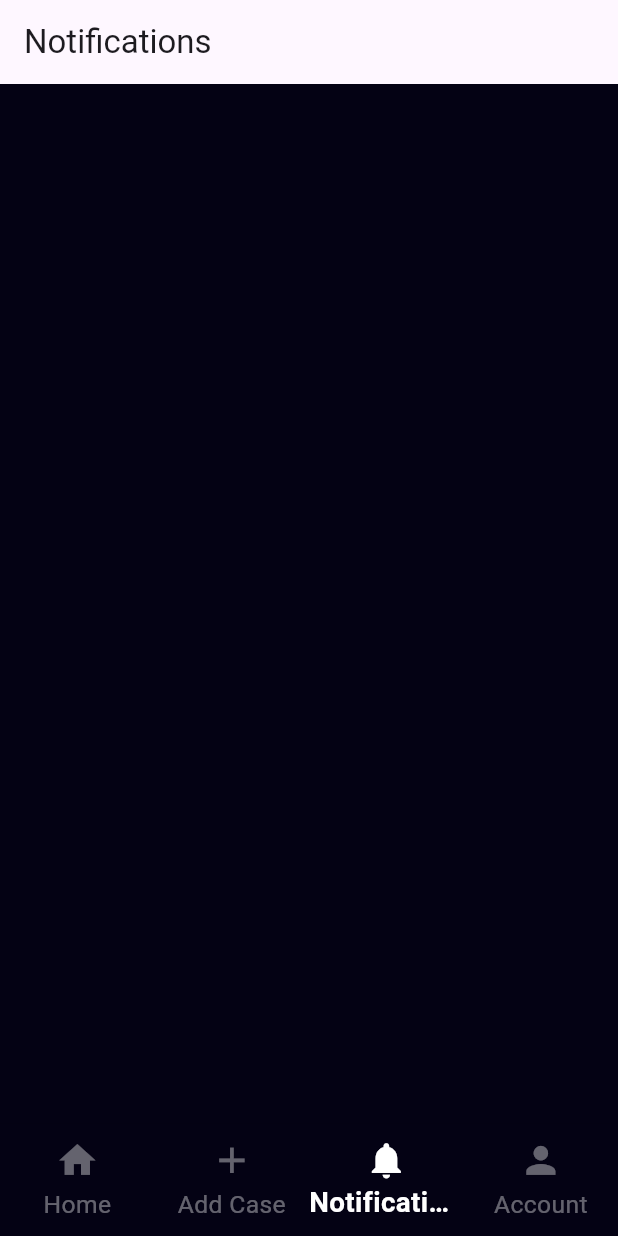
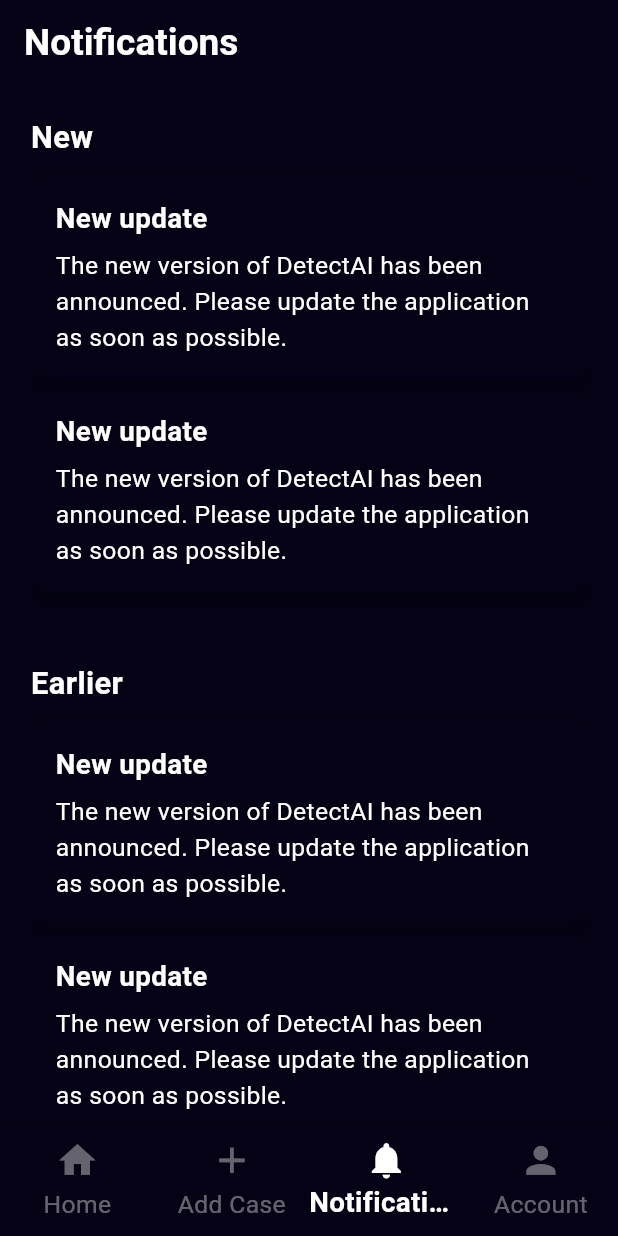
Before and after one commit to bahaaqasem20/detect-ai-graduation-project-, a Flutter app: the screen it shows after launch, item 3 of the bottom bar chosen, on a phone screen of 412 x 824 dp. Run offline on Flutter 3.47's test engine with Material 3 defaults, Android fonts, the phone set to English and light mode, and no system bars; our stand-ins replace flutter_svg; Roboto replaces fonts that are missing (SF).

Commit message:
Add notification_screen

```diff
--- a/lib/screens/notification_screen.dart
+++ b/lib/screens/notification_screen.dart
@@ -1,3 +1,4 @@
+import 'package:detectai_project/constants/app_colors.dart';
 import 'package:flutter/material.dart';
 
 class NotificationScreen extends StatefulWidget {
@@ -8,10 +9,157 @@
 }
 
 class _NotificationScreenState extends State<NotificationScreen> {
+  List<Map<String, dynamic>> notifications = [
+    {
+      'title': 'New update',
+      'message':
+          'The new version of DetectAI has been announced. Please update the application as soon as possible.',
+      'isNew': true,
+    },
+    {
+      'title': 'New update',
+      'message':
+          'The new version of DetectAI has been announced. Please update the application as soon as possible.',
+      'isNew': false,
+    },
+    {
+      'title': 'New update',
+      'message':
+          'The new version of DetectAI has been announced. Please update the application as soon as possible.',
+      'isNew': true,
+    },
+    {
+      'title': 'New update',
+      'message':
+          'The new version of DetectAI has been announced. Please update the application as soon as possible.',
+      'isNew': false,
+    },
+    {
+      'title': 'New update',
+      'message':
+          'The new version of DetectAI has been announced. Please update the application as soon as possible.',
+      'isNew': false,
+    },
+    {
+      'title': 'New update',
+      'message':
+          'The new version of DetectAI has been announced. Please update the application as soon as possible.',
+      'isNew': false,
+    },
+  ];
+
+  Widget _buildSectionTitle(String title, double width, double height) {
+    return Padding(
+      padding: EdgeInsets.only(top: height * 0.025, bottom: height * 0.012),
+      child: Text(
+        title,
+        style: TextStyle(
+          color: AppColors.textLight,
+          fontSize: width * 0.05,
+          fontWeight: FontWeight.bold,
+        ),
+      ),
+    );
+  }
+
+  Widget _buildNotificationCardWithCard(
+    Map<String, dynamic> notification,
+    double width,
+    double height,
+  ) {
+    return Card(
+      color: AppColors.background,
+      margin: EdgeInsets.only(bottom: height * 0.004),
+      shape: RoundedRectangleBorder(
+        borderRadius: BorderRadius.circular(width * 0.025),
+      ),
+      elevation: 3,
+      child: Padding(
+        padding: EdgeInsets.all(width * 0.04),
+        child: Column(
+          crossAxisAlignment: CrossAxisAlignment.start,
+          children: [
+            Text(
+              notification['title'],
+              style: TextStyle(
+                color: AppColors.textLight,
+                fontWeight: FontWeight.bold,
+                fontSize: width * 0.045,
+              ),
+            ),
+            SizedBox(height: height * 0.008),
+            Text(
+              notification['message'],
+              style: TextStyle(
+                color: AppColors.textLight,
+                fontSize: width * 0.04,
+              ),
+            ),
+          ],
+        ),
+      ),
+    );
+  }
+
   @override
   Widget build(BuildContext context) {
     double screenWidth = MediaQuery.of(context).size.width;
     double screenHeight = MediaQuery.of(context).size.height;
-    return Scaffold(appBar: AppBar(title: Text('Notifications')));
+    List<Map<String, dynamic>> newNotifications = notifications
+        .where((n) => n['isNew'])
+        .toList();
+    List<Map<String, dynamic>> oldNotifications = notifications
+        .where((n) => !n['isNew'])
+        .toList();
+
+    return Scaffold(
+      appBar: AppBar(
+        backgroundColor: AppColors.background,
+        title: Align(
+          alignment: Alignment.centerLeft,
+          child: Text(
+            'Notifications',
+            style: TextStyle(
+              color: AppColors.textLight,
+              fontSize: screenWidth * 0.06,
+              fontWeight: FontWeight.bold,
+            ),
+          ),
+        ),
+      ),
+      body: Container(
+        color: AppColors.background,
+        padding: EdgeInsets.symmetric(horizontal: screenWidth * 0.05),
+        child: ListView(
+          children: [
+            if (newNotifications.isNotEmpty) ...[
+              _buildSectionTitle('New', screenWidth, screenHeight),
+              ...newNotifications
+                  .map(
+                    (n) => _buildNotificationCardWithCard(
+                      n,
+                      screenWidth,
+                      screenHeight,
+                    ),
+                  )
+                  .toList(),
+            ],
+            if (oldNotifications.isNotEmpty) ...[
+              SizedBox(height: screenHeight * 0.025),
+              _buildSectionTitle('Earlier', screenWidth, screenHeight),
+              ...oldNotifications
+                  .map(
+                    (n) => _buildNotificationCardWithCard(
+                      n,
+                      screenWidth,
+                      screenHeight,
+                    ),
+                  )
+                  .toList(),
+            ],
+          ],
+        ),
+      ),
+    );
   }
 }
```
